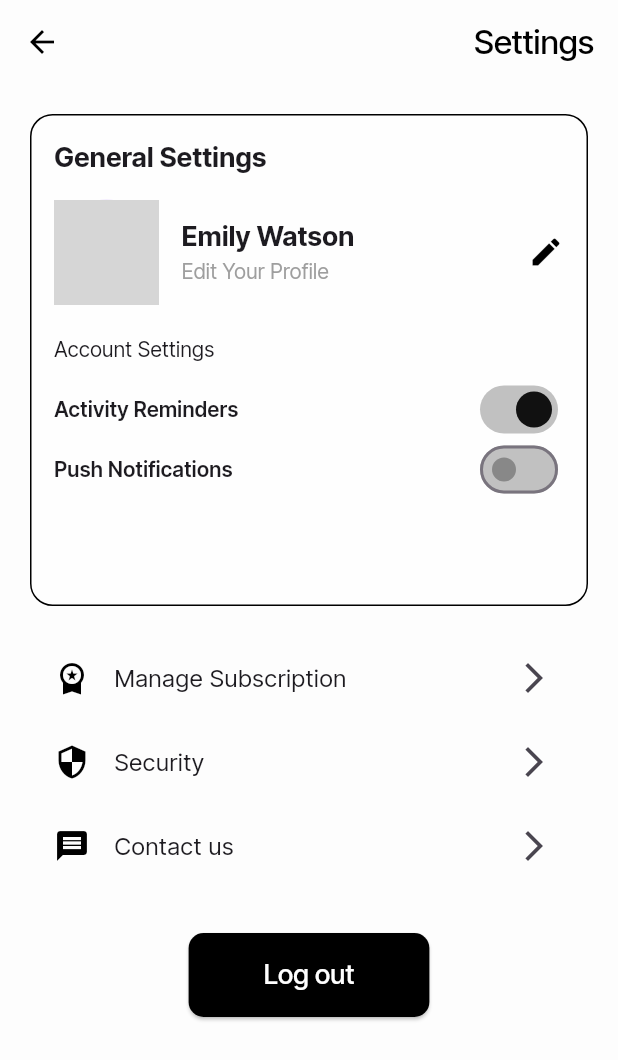
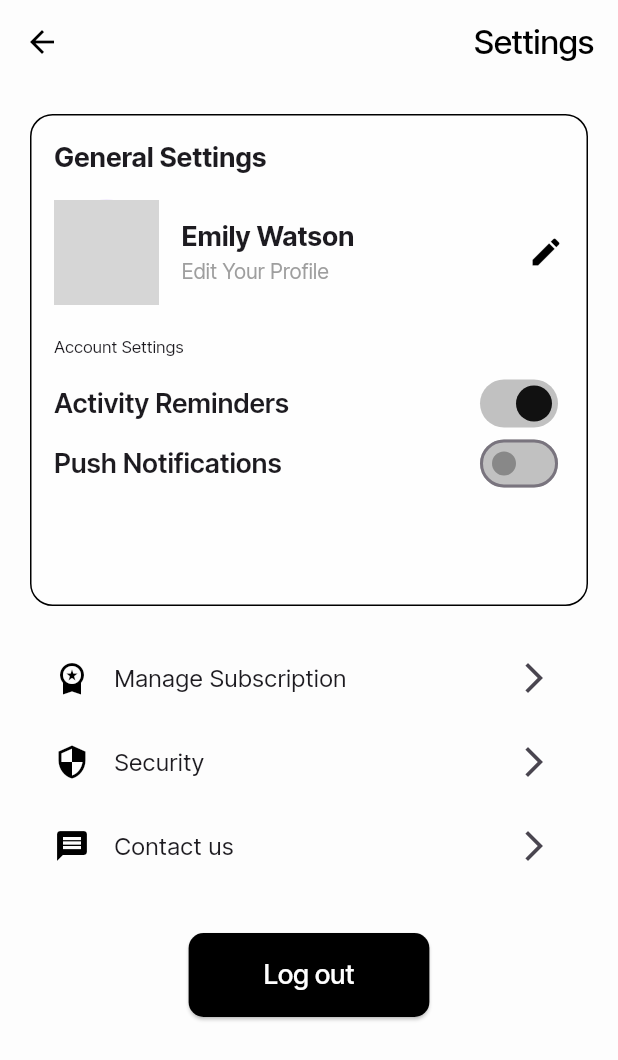
Before and after one commit to BondTime-New/Bondtime-App, a Flutter app: the screen it shows after launch, on a phone screen of 412 x 824 dp. Shown: the top 1060 px of the screen. Run offline on Flutter 3.47's test engine with Material 3 defaults, Android fonts, the phone set to English and light mode, and no system bars; network calls fail; grey boxes are pictures that could not be loaded.

Commit message:
updated the font sizes

```diff
--- a/lib/settings_page.dart
+++ b/lib/settings_page.dart
@@ -106,6 +106,7 @@ class _SettingsPageState extends State<SettingsPage> {
                       'Account Settings',
                       style: TextStyle(
                         fontFamily: 'InterTight',
+                        fontSize: 11.23,
                         fontWeight: FontWeight.normal, // Regular font weight
                       ),
                     ),
@@ -119,6 +120,7 @@ class _SettingsPageState extends State<SettingsPage> {
                           'Activity Reminders',
                           style: TextStyle(
                             fontFamily: 'InterTight',
+                            fontSize: 18,
                             fontWeight: FontWeight.w600, // SemiBold
                           ),
                         ),
@@ -146,6 +148,7 @@ class _SettingsPageState extends State<SettingsPage> {
                           'Push Notifications',
                           style: TextStyle(
                             fontFamily: 'InterTight',
+                            fontSize: 18,
                             fontWeight: FontWeight.w600, // SemiBold
                           ),
                         ),
```
